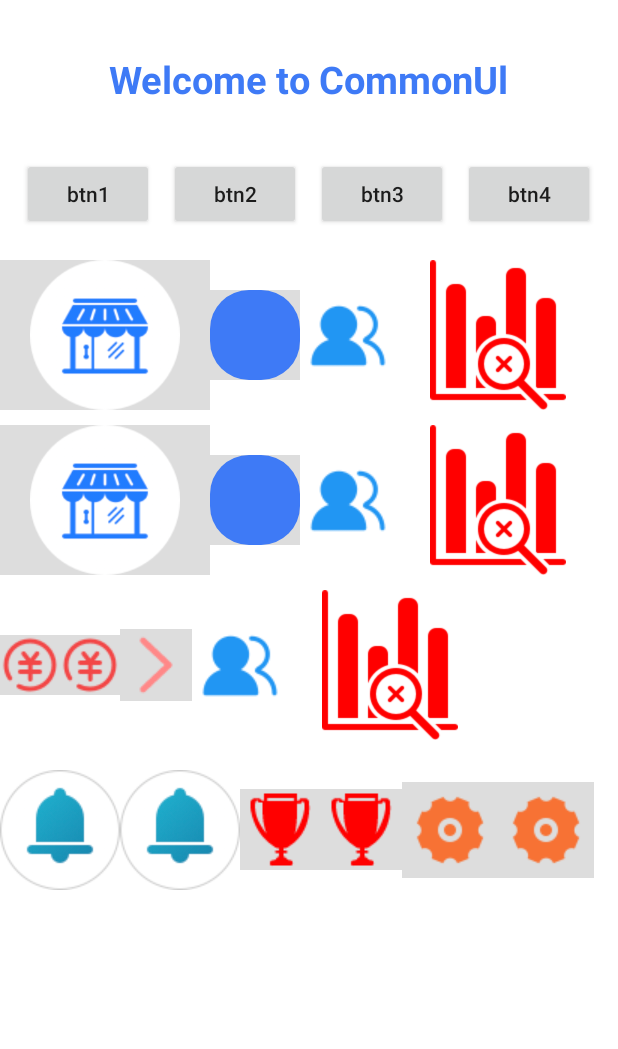
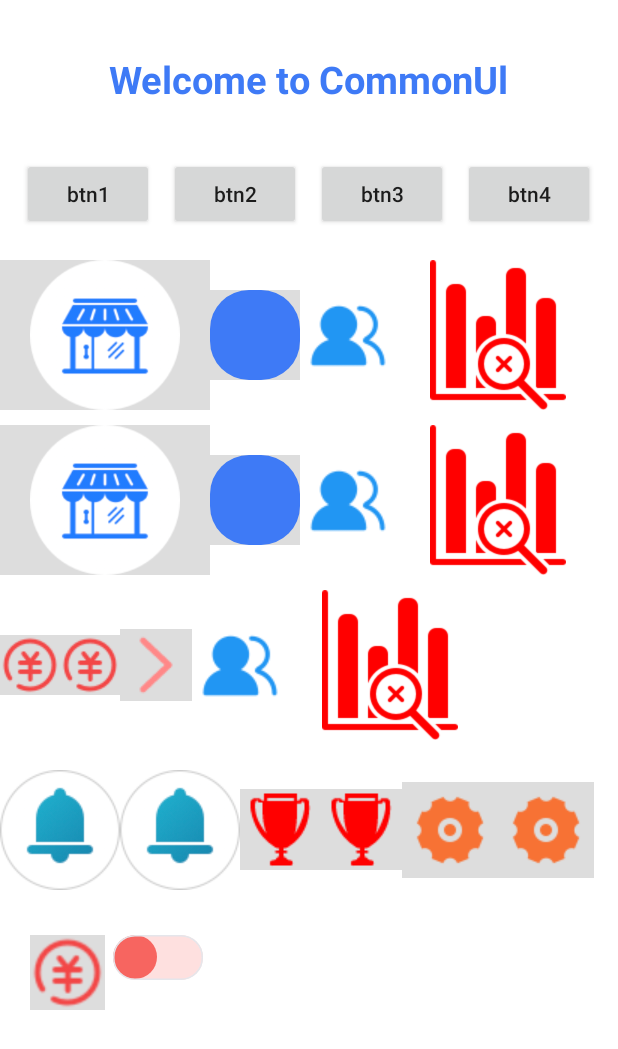
Before and after one commit to DGUTyu/CommonUI, an Android app: the screen it shows after launch (TestActivity), on a phone screen of 412 x 824 dp. Shown: the top 1049 px of the screen. Run offline under Robolectric (Android 15) with nearby library versions, the phone set to English and light mode, and no system bars; 1 statement that could not run was skipped.

Commit message:
添加自定义开关SwitchView

```diff
--- /dev/null
+++ b/UIlibrary/src/main/java/com/wxdgut/uilibrary/switchview/DensityUtil.java
@@ -0,0 +1,23 @@
+package com.wxdgut.uilibrary.switchview;
+
+import android.content.res.Resources;
+
+/**
+ * dp/px转换工具类
+ */
+public class DensityUtil {
+    /**
+     * 根据手机的分辨率从 dp 的单位 转成为 px(像素)
+     */
+    public static final int dpToPx(int dp) {
+        return (int) (dp * Resources.getSystem().getDisplayMetrics().density);
+    }
+
+    /**
+     * 根据手机的分辨率从 px(像素) 的单位 转成为 dp
+     */
+    public static int px2dip(float pxValue) {
+        final float scale = Resources.getSystem().getDisplayMetrics().density;
+        return (int) (pxValue / scale);
+    }
+}
--- /dev/null
+++ b/UIlibrary/src/main/java/com/wxdgut/uilibrary/switchview/SwitchView.java
@@ -0,0 +1,161 @@
+package com.wxdgut.uilibrary.switchview;
+
+import android.content.Context;
+import android.content.res.TypedArray;
+import android.graphics.Canvas;
+import android.graphics.Paint;
+import android.graphics.Path;
+import android.graphics.RectF;
+import android.util.AttributeSet;
+import android.view.View;
+
+import com.wxdgut.uilibrary.R;
+
+public class SwitchView extends View {
+    private int circlePadding;
+    private int switchWidth;
+    private int switchHeight;
+    private int borderWidth;
+    private int onColorBg;
+    private int offColorBg;
+    private int onColor;
+    private int offColor;
+    private int borderColor;
+
+    private boolean isChecked;
+    private ClickListener listener;
+
+    private Paint switchPaint;
+    private Paint borderPaint;
+
+    private int radius;
+    private Path clipPath;
+    private Path borderPath;
+    private RectF borderRectF;
+
+    public SwitchView(Context context) {
+        super(context);
+        init(null);
+        initListener();
+    }
+
+    private void initListener() {
+        setOnClickListener(view -> {
+            isChecked = !isChecked;
+            invalidate();
+            if (listener != null) {
+                listener.onSwitchStateChanged(isChecked);
+            }
+        });
+    }
+
+    public SwitchView(Context context, AttributeSet attrs) {
+        super(context, attrs);
+        init(attrs);
+        initListener();
+    }
+
+    public SwitchView(Context context, AttributeSet attrs, int defStyleAttr) {
+        super(context, attrs, defStyleAttr);
+        init(attrs);
+        initListener();
+    }
+
+    private void init(AttributeSet attrs) {
+        // 获取其他属性
+        TypedArray ta = getContext().obtainStyledAttributes(attrs, R.styleable.SwitchView);
+        circlePadding = ta.getDimensionPixelSize(R.styleable.SwitchView_circlePadding, 0);
+        switchWidth = ta.getDimensionPixelSize(R.styleable.SwitchView_switchWidth, DensityUtil.dpToPx(60));
+        switchHeight = ta.getDimensionPixelSize(R.styleable.SwitchView_switchHeight, DensityUtil.dpToPx(30));
+        borderWidth = ta.getDimensionPixelSize(R.styleable.SwitchView_borderWidth, DensityUtil.dpToPx(2));
+        // 使用透明度属性来设置 onColorBg 和 offColorBg 的透明度
+        float onAlpha = ta.getFloat(R.styleable.SwitchView_onAlpha, 0.2f);
+        float offAlpha = ta.getFloat(R.styleable.SwitchView_offAlpha, 0.2f);
+        onColor = ta.getColor(R.styleable.SwitchView_onColor, 0xFF7BE188);
+        onColorBg = ta.getColor(R.styleable.SwitchView_onColorBg, addAlpha(onColor, onAlpha));
+        offColor = ta.getColor(R.styleable.SwitchView_offColor, 0xFF86909C);
+        offColorBg = ta.getColor(R.styleable.SwitchView_offColorBg, addAlpha(offColor, offAlpha));
+        borderColor = ta.getColor(R.styleable.SwitchView_borderColor, 0xFFE5E6EB);
+        isChecked = ta.getBoolean(R.styleable.SwitchView_isChecked, false);
+        ta.recycle();
+
+        // 初始化画笔
+        switchPaint = new Paint(Paint.ANTI_ALIAS_FLAG);
+        switchPaint.setAntiAlias(true);
+
+        borderPaint = new Paint(Paint.ANTI_ALIAS_FLAG);
+        borderPaint.setAntiAlias(true);
+        borderPaint.setStyle(Paint.Style.STROKE);
+        borderPaint.setStrokeWidth(borderWidth);
+
+        // 初始化裁剪路径和边框路径
+        clipPath = new Path();
+        borderPath = new Path();
+    }
+
+    @Override
+    protected void onMeasure(int widthMeasureSpec, int heightMeasureSpec) {
+        setMeasuredDimension(switchWidth, switchHeight);
+        // 计算圆形的半径，这里使用switchHeight的一半作为圆形的半径
+        radius = switchHeight / 2;
+        // 设置边框矩形
+        borderRectF = new RectF(0, 0, switchWidth, switchHeight);
+    }
+
+    @Override
+    protected void onDraw(Canvas canvas) {
+        super.onDraw(canvas);
+
+        // 创建裁剪区域，使得绘制的内容只在边框内部显示
+        clipPath.reset();
+        clipPath.addRoundRect(borderRectF, radius, radius, Path.Direction.CW);
+        canvas.clipPath(clipPath);
+
+        // 根据isChecked设置背景颜色（只在边框内部绘制）
+        int backgroundColor = isChecked ? onColorBg : offColorBg;
+        canvas.drawColor(backgroundColor);
+
+        // 绘制开或关对应的圆形
+        int centerX = isChecked ? switchWidth - radius : radius;
+        int centerY = switchHeight / 2;
+
+        // 绘制圆形
+        int circleColor = isChecked ? onColor : offColor;
+        switchPaint.setColor(circleColor);
+        switchPaint.setStyle(Paint.Style.FILL);
+        canvas.drawCircle(centerX, centerY, radius, switchPaint);
+
+        // 绘制边框
+        borderPath.reset();
+        borderPath.addRoundRect(borderRectF, radius, radius, Path.Direction.CW);
+        borderPaint.setColor(borderColor); // 设置边框颜色
+        canvas.drawPath(borderPath, borderPaint);
+    }
+
+
+    // 添加透明度，返回一个带有透明度的新颜色值。颜色的透明度范围是 0（完全透明）到 255（完全不透明）
+    public int addAlpha(int color, float alpha) {
+        int alphaValue = (int) (alpha * 255) << 24;
+        return (color & 0x00FFFFFF) | alphaValue;
+    }
+
+    public void setClickListener(ClickListener listener) {
+        this.listener = listener;
+    }
+
+    public void setChecked(boolean checked) {
+        isChecked = checked;
+        invalidate();
+        if (listener != null) {
+            listener.onSwitchStateChanged(isChecked);
+        }
+    }
+
+    public boolean isChecked() {
+        return isChecked;
+    }
+
+    public interface ClickListener {
+        void onSwitchStateChanged(boolean isChecked);
+    }
+}
--- a/app/src/main/AndroidManifest.xml
+++ b/app/src/main/AndroidManifest.xml
@@ -32,7 +32,7 @@
             android:exported="false" />
         <activity
             android:name=".test.TestActivity"
-            android:exported="false">
+            android:exported="true">
             <intent-filter>
                 <action android:name="android.intent.action.MAIN" />
                 <category android:name="android.intent.category.LAUNCHER" />
--- a/app/src/main/res/layout/activity_test.xml
+++ b/app/src/main/res/layout/activity_test.xml
@@ -178,12 +178,13 @@
     </LinearLayout>
 
     <LinearLayout
+        android:id="@+id/linearLayout7"
         android:layout_width="match_parent"
         android:layout_height="100dp"
         android:layout_marginTop="10dp"
         android:gravity="center_vertical"
         android:orientation="horizontal"
-        app:layout_constraintTop_toBottomOf="@+id/linearLayout6">
+        app:layout_constraintTop_toBottomOf="@id/linearLayout6">
 
         <ImageView
             android:layout_width="wrap_content"
@@ -223,4 +224,27 @@
 
     </LinearLayout>
 
+    <LinearLayout
+        android:id="@+id/ll_switch"
+        android:layout_width="match_parent"
+        android:layout_height="wrap_content"
+        android:layout_margin="20dp"
+        android:orientation="horizontal"
+        app:layout_constraintTop_toBottomOf="@id/linearLayout7">
+
+        <ImageView
+            android:layout_width="50dp"
+            android:layout_height="50dp"
+            android:background="#dddddd"
+            android:src="@drawable/img_money" />
+
+        <com.wxdgut.uilibrary.switchview.SwitchView
+            android:id="@+id/sw3"
+            android:layout_marginLeft="5dp"
+            android:layout_width="wrap_content"
+            android:layout_height="wrap_content"
+            app:onColor="@color/theme_color"
+            app:offColor="#F76560"/>
+    </LinearLayout>
+
 </android.support.constraint.ConstraintLayout>
```
Also changed, not shown: UIlibrary/src/main/res/values/attrs.xml (+16 -0 lines), app/src/main/java/com/wxdgut/commonui/test/TestActivity.java (+9 -0 lines).
